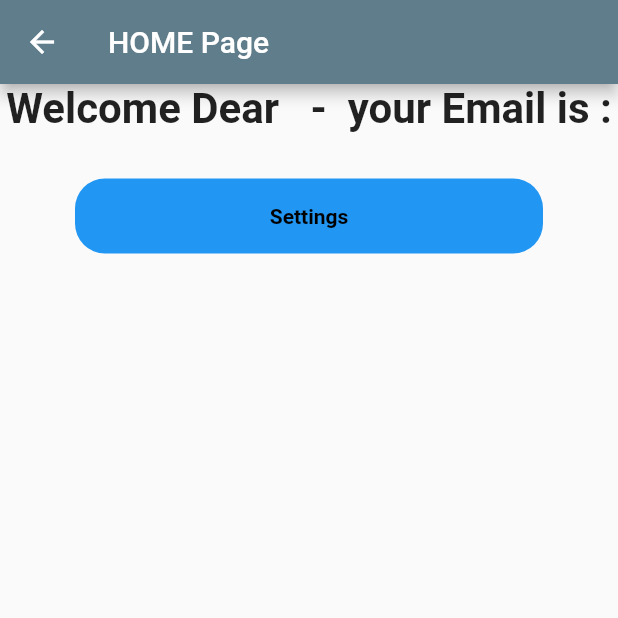
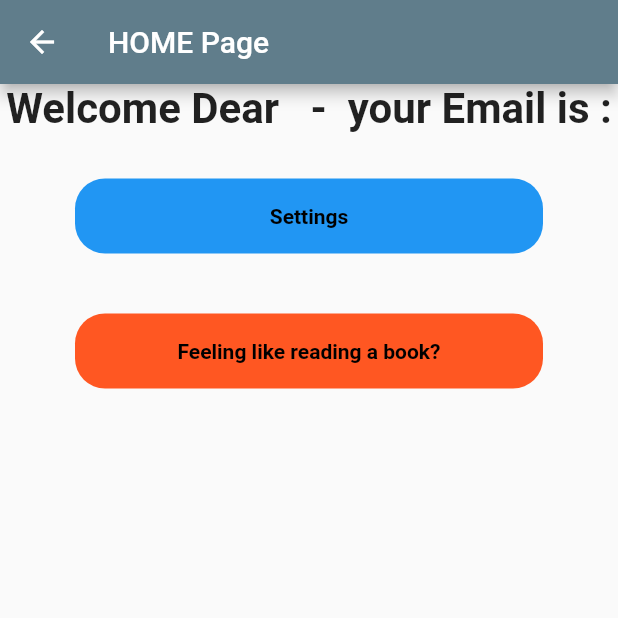
Before and after one commit to mattiamirigaldi/IMS_project_PLCS, a Flutter app: the HomePage screen opened directly with empty values, on a phone screen of 412 x 824 dp, the top half of it. Run offline on Flutter 3.47's test engine with Material 2 defaults, Android fonts, the phone set to English and light mode, and no system bars; our stand-ins replace flutter_easyloading.

Commit message:
Add files via upload
Modified homePage with the items botton

```diff
--- a/Ims_Flutter/lib/views/HomePage.dart
+++ b/Ims_Flutter/lib/views/HomePage.dart
@@ -1,6 +1,7 @@
 // ignore_for_file: file_names
 import 'package:flutter/material.dart';
 import './../services/http_services.dart';
+import 'GenreList.dart';
 
 class HomePage extends StatelessWidget {
   final String userName;
@@ -50,6 +51,28 @@ class HomePage extends StatelessWidget {
                   ),
                 ),
               ),
+              InkWell(
+                  onTap: () {
+                    Navigator.push(
+                        context,
+                        MaterialPageRoute(
+                            builder: (context) => const GenreList()));
+                  },
+                  child: Center(
+                      child: Container(
+                    margin: const EdgeInsets.symmetric(
+                        horizontal: 50, vertical: 10),
+                    child: const Center(
+                        child: Text("Feeling like reading a book?",
+                            style: TextStyle(
+                                fontWeight: FontWeight.bold,
+                                color: Colors.black))),
+                    height: 50,
+                    width: 800,
+                    decoration: BoxDecoration(
+                        borderRadius: BorderRadius.circular(20),
+                        color: Colors.deepOrange),
+                  ))),
             ]));
   }
 }
```
